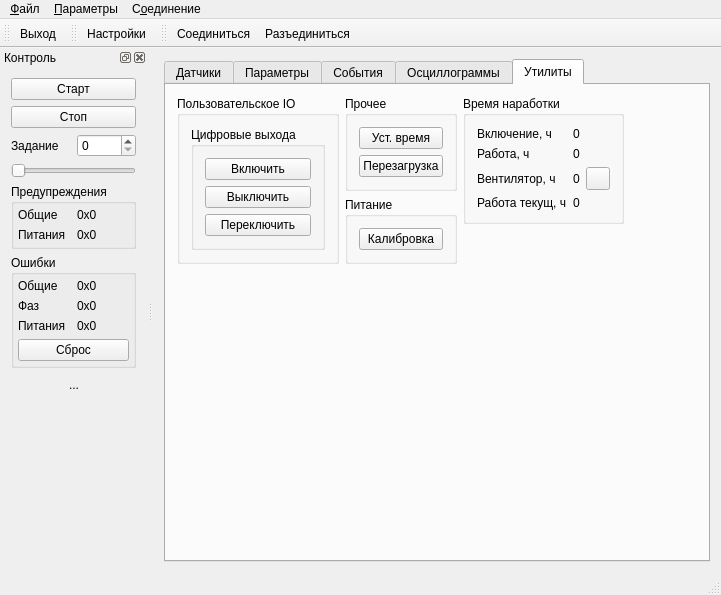
catompiler/qdrive, file mainwindow.ui: the form before one commit.
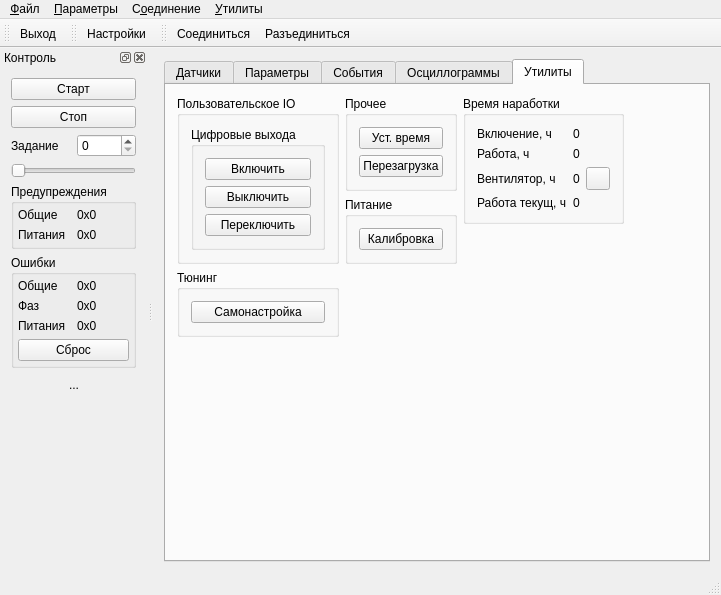
The form after the commit. The open tabs and pages were chosen to show the change. Icons and pictures are not drawn. Custom widgets are drawn as their Qt base class.

Commit message: mainwindow make status event menu & hotkey

What changed in the file:
```diff
--- a/mainwindow.ui
+++ b/mainwindow.ui
@@ -521,6 +521,22 @@
             </layout>
            </widget>
           </item>
+          <item>
+           <widget class="QGroupBox" name="gbTune">
+            <property name="title">
+             <string>Тюнинг</string>
+            </property>
+            <layout class="QVBoxLayout" name="verticalLayout_17">
+             <item>
+              <widget class="QPushButton" name="pbSelftune">
+               <property name="text">
+                <string>Самонастройка</string>
+               </property>
+              </widget>
+             </item>
+            </layout>
+           </widget>
+          </item>
           <item>
            <spacer name="verticalSpacer_6">
             <property name="orientation">
@@ -716,7 +732,7 @@
      <x>0</x>
      <y>0</y>
      <width>697</width>
-     <height>20</height>
+     <height>21</height>
     </rect>
    </property>
    <widget class="QMenu" name="mnuFile">
@@ -738,9 +754,16 @@
     <addaction name="actConnect"/>
     <addaction name="actDisconnect"/>
    </widget>
+   <widget class="QMenu" name="menu">
+    <property name="title">
+     <string>&amp;Утилиты</string>
+    </property>
+    <addaction name="actMakeStatusEvent"/>
+   </widget>
    <addaction name="mnuFile"/>
    <addaction name="mnuPref"/>
    <addaction name="mnuConnect"/>
+   <addaction name="menu"/>
   </widget>
   <widget class="QToolBar" name="fileToolBar">
    <property name="enabled">
```
Left out of the diff: 12 changed lines with no effect on the pictures. The commit also changes 9 other files.
